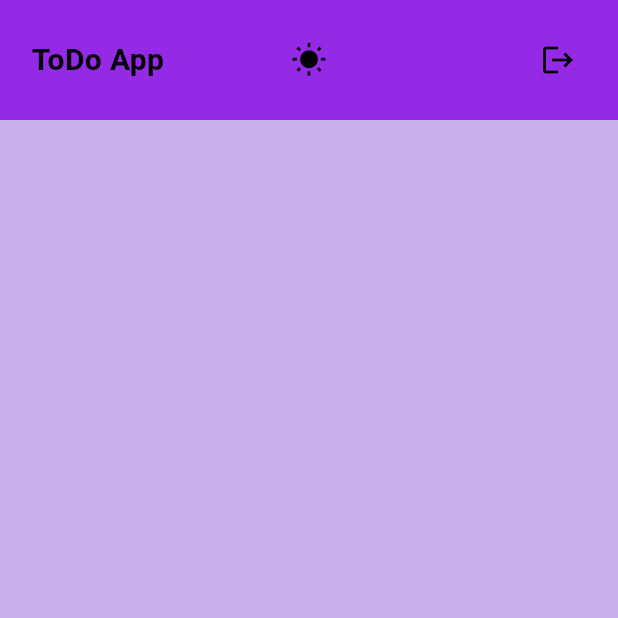
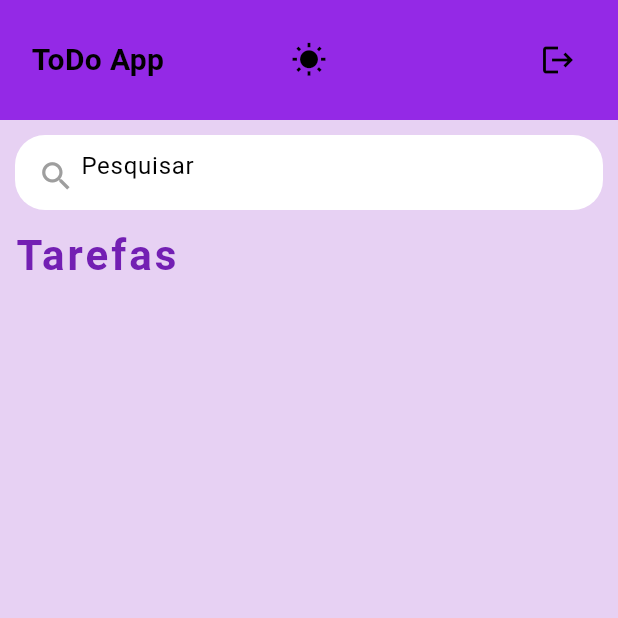
Before and after one commit to dugabrielle/todo_project, a Flutter app: the screen it shows after launch, on a phone screen of 412 x 824 dp, the top half of it. Run offline on Flutter 3.47's test engine with Material 3 defaults, Android fonts, the light colour scheme and no system bars; our stand-ins replace google_fonts.

Commit message:
add campo de pesquisa e body

```diff
--- a/lib/src/screens/home.dart
+++ b/lib/src/screens/home.dart
@@ -1,4 +1,5 @@
 import 'package:flutter/material.dart';
+import 'package:google_fonts/google_fonts.dart';
 
 class HomeScreen extends StatefulWidget {
   const HomeScreen(
@@ -17,6 +18,30 @@ class _HomeScreenState extends State<HomeScreen> {
     return Scaffold(
       backgroundColor: Theme.of(context).scaffoldBackgroundColor,
       appBar: appBarMethod(context),
+      body: Column(
+        children: [
+          Expanded(
+            child: ListView(
+              padding: const EdgeInsets.symmetric(horizontal: 10, vertical: 10),
+              children: [
+                buscarNota(),
+                Container(
+                  padding: const EdgeInsets.symmetric(vertical: 10),
+                  child: Text(
+                    'Tarefas',
+                    style: GoogleFonts.comicNeue(
+                      fontSize: 28,
+                      fontWeight: FontWeight.w600,
+                      color: Theme.of(context).colorScheme.secondary,
+                      letterSpacing: 2,
+                    ),
+                  ),
+                ),
+              ],
+            ),
+          ),
+        ],
+      ),
     );
   }
 
@@ -60,4 +85,28 @@ class _HomeScreenState extends State<HomeScreen> {
       ),
     );
   }
+
+  buscarNota() {
+    return Container(
+      padding: const EdgeInsets.all(15),
+      height: 50,
+      decoration: BoxDecoration(
+        color: Colors.white,
+        borderRadius: BorderRadius.circular(20),
+      ),
+      child: TextField(
+        onChanged: (value) {
+          // a func filtro irá aqui
+        },
+        style: TextStyle(color: Colors.grey),
+        decoration: InputDecoration(
+          contentPadding: EdgeInsets.symmetric(horizontal: 10, vertical: 10),
+          prefixIcon: Icon(Icons.search, color: Colors.grey, size: 25),
+          prefixIconConstraints: BoxConstraints(maxHeight: 20, minWidth: 25),
+          border: InputBorder.none,
+          hintText: "Pesquisar",
+        ),
+      ),
+    );
+  }
 }
--- a/lib/src/themes/app_theme.dart
+++ b/lib/src/themes/app_theme.dart
@@ -4,18 +4,18 @@ import 'package:google_fonts/google_fonts.dart';
 class AppTheme {
   static ThemeData lightTheme = ThemeData(
     brightness: Brightness.light,
-    scaffoldBackgroundColor: const Color(0xFFC9B0EC),
+    scaffoldBackgroundColor: const Color(0xFFE7D1F3),
     primaryColor: Colors.deepPurple,
     appBarTheme: const AppBarTheme(
       backgroundColor: Color(0xFF9429E6),
       foregroundColor: Colors.black,
     ),
-    colorScheme: ColorScheme.light(
-      primary: Colors.deepPurple,
-      secondary: Colors.purple.shade300,
+    colorScheme: const ColorScheme.light(
+      primary: Colors.purple,
+      secondary: Color(0xFF731FB3),
     ),
     textTheme: GoogleFonts.comicNeueTextTheme(
-      TextTheme(
+      const TextTheme(
         bodyMedium: TextStyle(
           color: Colors.black,
           fontSize: 20,
@@ -23,7 +23,7 @@ class AppTheme {
         ),
       ),
     ),
-    iconButtonTheme: IconButtonThemeData(
+    iconButtonTheme: const IconButtonThemeData(
       style: ButtonStyle(iconColor: WidgetStatePropertyAll(Colors.black)),
     ),
   );
@@ -32,16 +32,16 @@ class AppTheme {
     brightness: Brightness.dark,
     scaffoldBackgroundColor: const Color(0xFF1E1E1E),
     primaryColor: Colors.purple.shade700,
-    appBarTheme: AppBarTheme(
-      backgroundColor: const Color(0xFF9673D2),
+    appBarTheme: const AppBarTheme(
+      backgroundColor: Color(0xFF9673D2),
       foregroundColor: Colors.white,
     ),
     colorScheme: ColorScheme.dark(
       primary: Colors.purple.shade600,
-      secondary: Colors.purple.shade400,
+      secondary: const Color(0xFFC2A8E8),
     ),
     textTheme: GoogleFonts.comicNeueTextTheme(
-      TextTheme(
+      const TextTheme(
         bodyMedium: TextStyle(
           color: Colors.white,
           fontSize: 20,
@@ -49,7 +49,7 @@ class AppTheme {
         ),
       ),
     ),
-    iconButtonTheme: IconButtonThemeData(
+    iconButtonTheme: const IconButtonThemeData(
       style: ButtonStyle(iconColor: WidgetStatePropertyAll(Colors.white)),
     ),
   );
```
